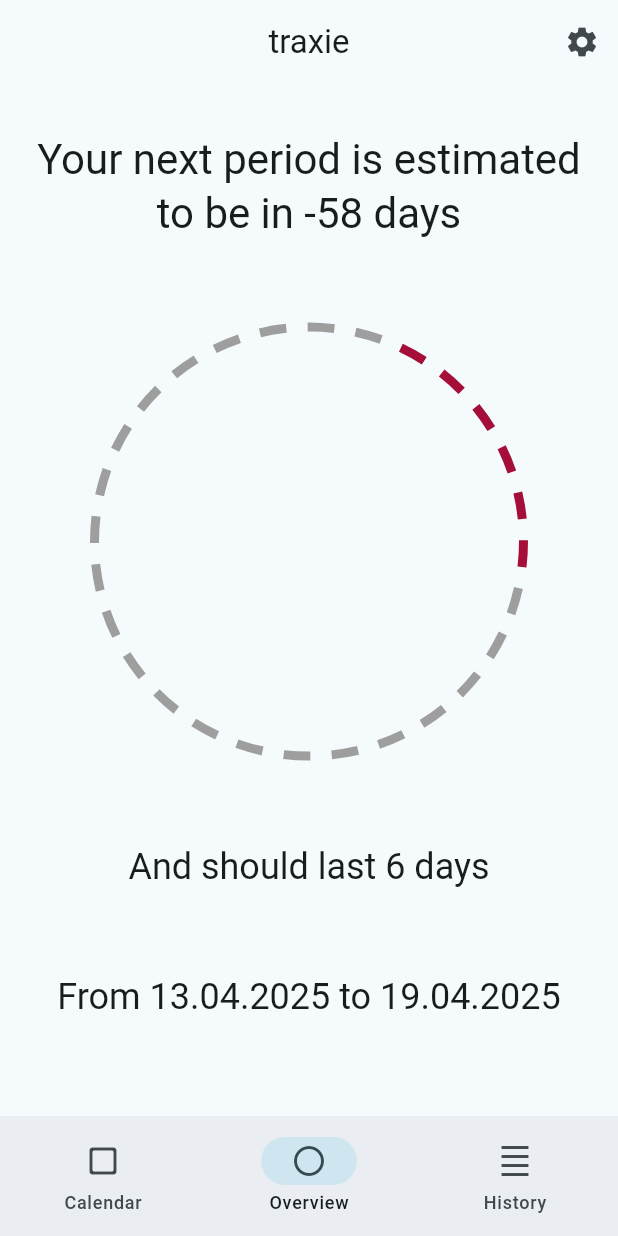
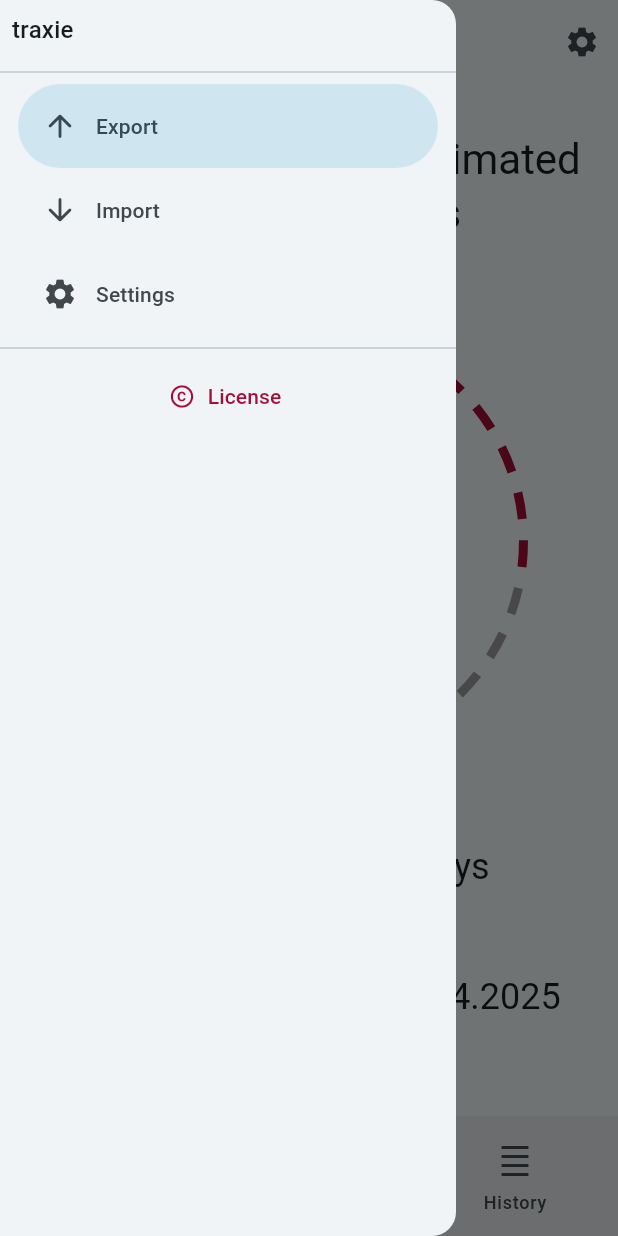
Before and after one commit to HardyJL/traxie, a Flutter app: the screen it shows after launch, with the side drawer open (before the commit the screen has no drawer), on a phone screen of 412 x 824 dp. Run offline on Flutter 3.47's test engine with Material 3 defaults, Android fonts, the phone set to English and light mode, and no system bars; drawn by our look-alikes of step_progress_indicator; our stand-ins replace bloc, flutter_bloc, get_it, hive; accounts and stored records are empty; generated files the repository leaves out were written again.

Commit message:
settings menu

```diff
--- a/lib/screen/screen_shell.dart
+++ b/lib/screen/screen_shell.dart
@@ -29,9 +29,38 @@ class ScreenShell extends StatelessWidget {
       },
       child: Scaffold(
         appBar: TraxieAppBar(title: AppLocalizations.of(context).appBarTitle),
+        drawer: SafeArea(
+          child: NavigationDrawer(
+            children: [
+              Padding(
+                padding: const EdgeInsets.all(8),
+                child: Text(
+                  AppLocalizations.of(context).appBarTitle,
+                  style: Theme.of(context).textTheme.titleMedium,
+                ),
+              ),
+              Divider(),
+              NavigationDrawerDestination(
+                icon: Icon(Icons.arrow_upward_rounded),
+                label: Text("Export"),
+              ),
+              NavigationDrawerDestination(
+                icon: Icon(Icons.arrow_downward_rounded),
+                label: Text("Import"),
+              ),
+              NavigationDrawerDestination(icon: Icon(Icons.settings), label: Text("Settings")),
+              Divider(),
+              TextButton.icon(
+                icon: Icon(Icons.copyright_rounded),
+                label: Text("License"),
+                onPressed: () {},
+              ),
+            ],
+          ),
+        ),
         body: SafeArea(
           child: SingleChildScrollView(
-            physics: const AlwaysScrollableScrollPhysics( parent: ClampingScrollPhysics(),),
+            physics: const AlwaysScrollableScrollPhysics(parent: ClampingScrollPhysics()),
             child: BlocBuilder<NavigationCubit, NavigationState>(
               builder: (context, state) {
                 switch (state.currentScreen.index) {
```
Also changed, not shown: lib/screen/settings_screen.dart (deleted, +0 -42 lines).
